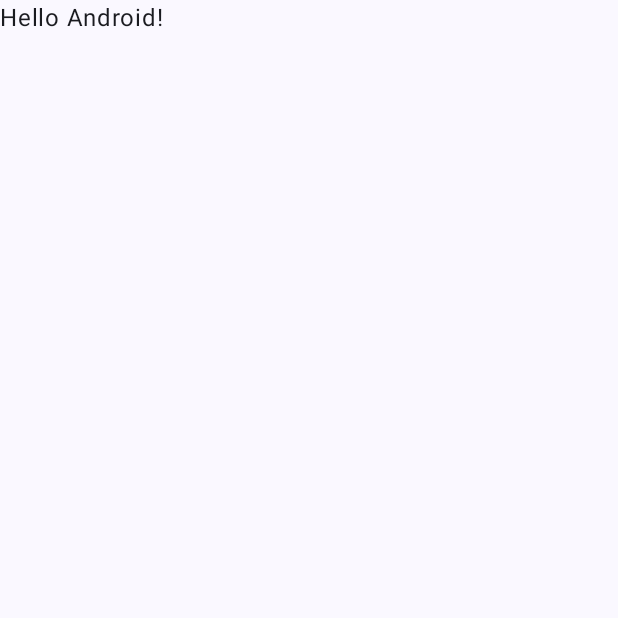
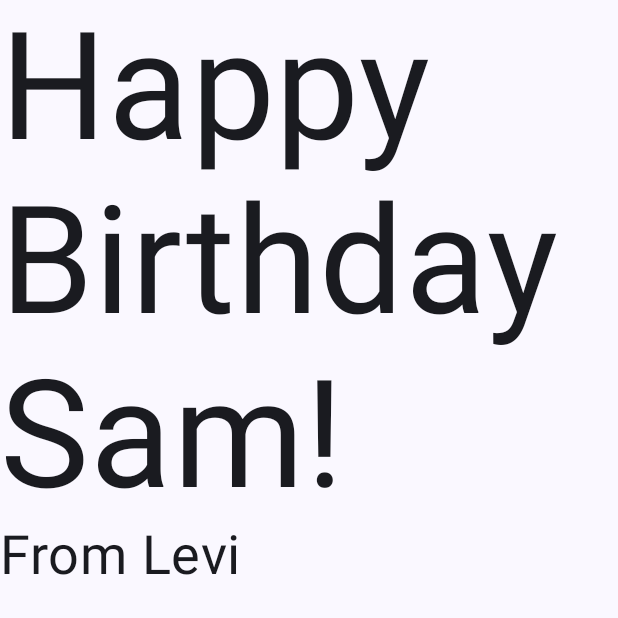
Before and after one commit to Thiago-Levi/HappyBirthdayProject, an Android app built with Jetpack Compose: the screen it shows after launch (MainActivity), on a phone screen of 412 x 824 dp, the top half of it. Before the commit the part shown is almost empty. Run offline under Robolectric (Android 15) with nearby library versions, the phone set to English and light mode, and no system bars.

Commit message:
Add basic components.

```diff
--- a/app/src/main/java/com/example/happybirthday/MainActivity.kt
+++ b/app/src/main/java/com/example/happybirthday/MainActivity.kt
@@ -1,47 +1,65 @@
 package com.example.happybirthday
 
 import android.os.Bundle
+import android.os.Message
 import androidx.activity.ComponentActivity
 import androidx.activity.compose.setContent
 import androidx.activity.enableEdgeToEdge
+import androidx.compose.foundation.layout.Column
+import androidx.compose.foundation.layout.Row
 import androidx.compose.foundation.layout.fillMaxSize
 import androidx.compose.foundation.layout.padding
+import androidx.compose.material3.MaterialTheme
 import androidx.compose.material3.Scaffold
+import androidx.compose.material3.Surface
 import androidx.compose.material3.Text
 import androidx.compose.runtime.Composable
 import androidx.compose.ui.Modifier
 import androidx.compose.ui.tooling.preview.Preview
+import androidx.compose.ui.unit.sp
 import com.example.happybirthday.ui.theme.HappyBirthdayTheme
 
 class MainActivity : ComponentActivity() {
     override fun onCreate(savedInstanceState: Bundle?) {
         super.onCreate(savedInstanceState)
-        enableEdgeToEdge()
         setContent {
             HappyBirthdayTheme {
-                Scaffold(modifier = Modifier.fillMaxSize()) { innerPadding ->
-                    Greeting(
-                        name = "Android",
-                        modifier = Modifier.padding(innerPadding)
-                    )
+                // A surface container using the 'background' color from the theme
+                Surface(
+                    modifier = Modifier.fillMaxSize(),
+                    color = MaterialTheme.colorScheme.background
+                ) {
+                    GreetingText(message = "Happy Birthday Sam!", from = "From Levi")
                 }
             }
         }
     }
 }
 
+
 @Composable
-fun Greeting(name: String, modifier: Modifier = Modifier) {
-    Text(
-        text = "Hello $name!",
-        modifier = modifier
-    )
+fun GreetingText(message: String, from: String, modifier: Modifier = Modifier) {
+    Column(modifier = Modifier) {
+        Text(
+            text = message,
+            fontSize = 100.sp,
+            lineHeight = 116.sp
+        )
+        Text(
+            text = from,
+            fontSize = 36.sp
+        )
+    }
 }
 
-@Preview(showBackground = true, name = "My Preview")
+@Preview(showBackground = true)
 @Composable
-fun BirthdayCardPreviewPreview() {
+fun BirthdayCardPreview() {
     HappyBirthdayTheme {
-        Greeting("Thiago Levi")
+    GreetingText(
+        message = "Happy Birthday Sam!",
+        from = "From Emma"
+    )
+
     }
 }
```
